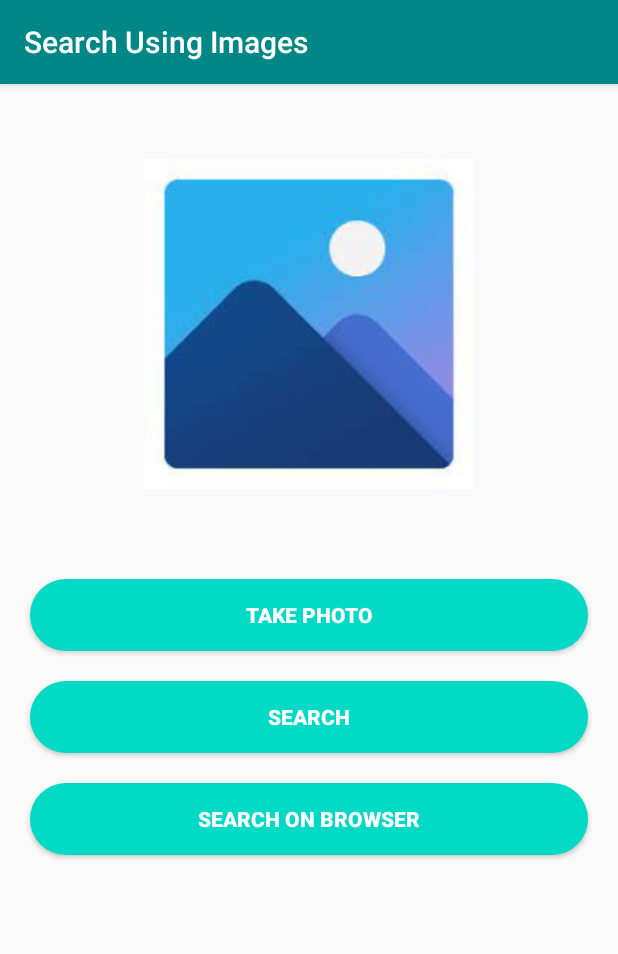
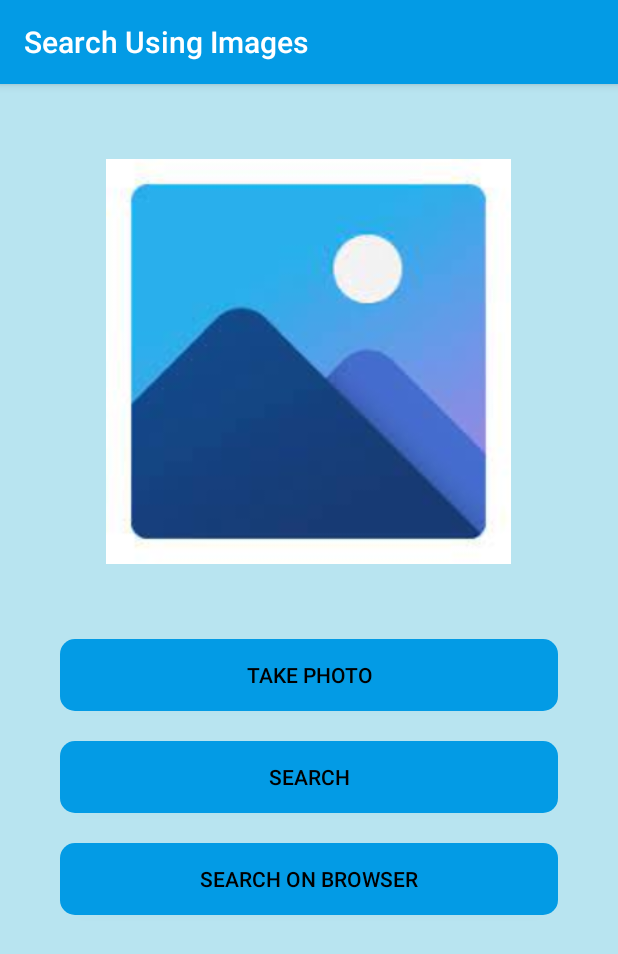
Before and after one commit to mohit271/LabelingImages, an Android app: the screen it shows after launch (MainActivity), on a phone screen of 412 x 824 dp. Shown: the top 954 px of the screen. Run offline under Robolectric (Android 15) with nearby library versions, the phone set to English and light mode, and no system bars; our stand-ins replace Volley; libraries missing offline, so code that uses them is left out: com.google.firebase.ml, com.google.mlkit.vision.

Commit message:
ui changes

```diff
--- a/app/src/main/java/com/example/searchusingimages/MainActivity.java
+++ b/app/src/main/java/com/example/searchusingimages/MainActivity.java
@@ -72,13 +72,14 @@ public class MainActivity extends AppCompatActivity
     protected void onCreate(Bundle savedInstanceState) {
         super.onCreate(savedInstanceState);
         setContentView(R.layout.activity_main);
+
+       // getSupportActionBar().hide();
         image = findViewById(R.id.image);
         resultRv=findViewById(R.id.recyclerView);
         takeImage = findViewById(R.id.btnToPhoto);
         search = findViewById(R.id.btnToSearch);
         googleSearch=findViewById(R.id.btnToGoogleSearch);
         pb=findViewById(R.id.progressBar);
-
         searchModelArrayList= new ArrayList<SearchModel>();
         searchAdapter= new SearchAdapter(this, searchModelArrayList);
         resultRv.setAdapter(searchAdapter);
--- a/app/src/main/java/com/example/searchusingimages/SearchAdapter.java
+++ b/app/src/main/java/com/example/searchusingimages/SearchAdapter.java
@@ -7,6 +7,7 @@ import android.view.LayoutInflater;
 import android.view.View;
 import android.view.ViewGroup;
 import android.widget.TextView;
+import android.widget.Toast;
 
 import androidx.annotation.NonNull;
 import androidx.recyclerview.widget.RecyclerView;
@@ -42,18 +43,20 @@ public class SearchAdapter extends RecyclerView.Adapter<SearchAdapter.ViewHolder
         holder.titleTv.setText(searchModel.getTitle());
         holder.descriptionTV.setText(searchModel.getSnippet());
         holder.snippetTv.setText(searchModel.getLink());
+        String str =searchModel.getLink();
+
         holder.itemView.setOnClickListener(new View.OnClickListener() {
             @Override
             public void onClick(View view) {
-//                Intent intent = new Intent(Intent.ACTION_VIEW);
+//              Intent intent = new Intent(Intent.ACTION_VIEW);
 //                intent.setData(Uri.parse(searchModel.getLink()));
 //                context.startActivity(intent);
-                String str =searchModel.getLink();
-                Intent intent = new Intent(context.getApplicationContext(), WebViewActivity.class);
-                intent.putExtra("urlLink", str);
+//                Toast.makeText(context, str, Toast.LENGTH_SHORT).show();
+                Intent i = new Intent(context.getApplicationContext(), WebViewActivity.class);
+                i.putExtra("urlLink", str);
 //
-//        // start the Intent
-      context.startActivity(intent);
+
+                 context.startActivity(i);
 
             }
         });
--- a/app/src/main/java/com/example/searchusingimages/WebViewActivity.java
+++ b/app/src/main/java/com/example/searchusingimages/WebViewActivity.java
@@ -12,6 +12,7 @@ import android.webkit.WebSettings;
 import android.webkit.WebView;
 import android.webkit.WebViewClient;
 import android.widget.Button;
+import android.widget.Toast;
 
 public class WebViewActivity extends AppCompatActivity {
     WebView webView;
@@ -23,20 +24,23 @@ public class WebViewActivity extends AppCompatActivity {
         setContentView(R.layout.activity_web_view);
          webView =findViewById(R.id.webView);
 
-        Intent intent = getIntent();
+         getSupportActionBar().hide();
+         Intent intent = getIntent();
 
         // receive the value by getStringExtra() method
         // and key must be same which is send by first activity
         String str = intent.getStringExtra("urlLink");
         String googleSearch = intent.getStringExtra("googleLink");
-
+       // Toast.makeText(this, str, Toast.LENGTH_SHORT).show();
         // display the string into textView
         WebSettings webSettings = webView.getSettings();
         webSettings.setJavaScriptEnabled(true);
+        webView.setWebViewClient(new MyWebViewClient());
 
+        if(str!=null)
         webView.loadUrl(str);
+        else
         webView.loadUrl("https://www.google.com/search?q="+googleSearch);
-        webView.setWebViewClient(new MyWebViewClient());
 
     }
     public boolean onKeyDown(int keyCode, KeyEvent event) {
--- a/app/src/main/res/drawable/dv_background.xml
+++ b/app/src/main/res/drawable/dv_background.xml
@@ -3,8 +3,8 @@
     android:shape="rectangle">
 
 
-    <corners android:radius="30dp"/>
-    <solid android:color="@color/black"/>
+    <corners android:radius="10dp"/>
+    <solid android:color="@color/blue"/>
 
 
 </shape>
--- a/app/src/main/res/layout/activity_main.xml
+++ b/app/src/main/res/layout/activity_main.xml
@@ -4,15 +4,17 @@
     xmlns:tools="http://schemas.android.com/tools"
     android:layout_width="match_parent"
     android:layout_height="match_parent"
+    android:background="#B8E4F0"
     tools:context=".MainActivity">
 
 <RelativeLayout
     android:layout_width="match_parent"
+
     android:layout_height="match_parent">
 
     <ImageView
-        android:layout_width="300dp"
-        android:layout_height="300dp"
+        android:layout_width="350dp"
+        android:layout_height="350dp"
         android:id="@+id/image"
         android:layout_alignParentTop="true"
         android:layout_centerHorizontal="true"
@@ -32,38 +34,38 @@
             android:layout_width="match_parent"
             android:layout_height="wrap_content"
             android:layout_gravity="center"
-            android:layout_margin="10dp"
+            android:layout_marginStart="30dp"
+            android:layout_marginEnd="30dp"
+            android:layout_marginBottom="20dp"
             android:id="@+id/btnToPhoto"
             android:text="Take Photo"
-            android:backgroundTint="@color/teal_700"
-            android:textColor="@color/white"
+            android:textColor="@color/black"
             android:background="@drawable/dv_background"
-            android:textStyle="bold"
             />
 
         <Button
             android:layout_width="match_parent"
-            android:layout_margin="10dp"
+            android:layout_marginStart="30dp"
+            android:layout_marginEnd="30dp"
+            android:layout_marginBottom="20dp"
             android:layout_height="wrap_content"
             android:layout_gravity="center"
             android:id="@+id/btnToSearch"
-            android:textColor="@color/white"
-            android:backgroundTint="@color/teal_700"
+            android:textColor="@color/black"
             android:background="@drawable/dv_background"
-            android:textStyle="bold"
             android:text="Search"
 
             />
         <Button
             android:layout_width="match_parent"
-            android:layout_margin="10dp"
+            android:layout_marginStart="30dp"
+            android:layout_marginEnd="30dp"
+            android:layout_marginBottom="20dp"
             android:background="@drawable/dv_background"
             android:layout_height="wrap_content"
             android:layout_gravity="center"
             android:id="@+id/btnToGoogleSearch"
-            android:textColor="@color/white"
-            android:backgroundTint="@color/teal_700"
-            android:textStyle="bold"
+            android:textColor="@color/black"
             android:text="Search on Browser"
 
             />
@@ -88,7 +90,8 @@
         android:layout_below="@id/ll"
         android:layout_alignParentStart="true"
         android:layout_alignParentEnd="true"
-
+        android:indeterminateTintMode="src_atop"
+        android:indeterminateTint="@color/black"
         android:layout_marginStart="180dp"
         android:layout_marginEnd="180dp"
         />
--- a/app/src/main/res/layout/search_rv.xml
+++ b/app/src/main/res/layout/search_rv.xml
@@ -3,10 +3,10 @@
     android:layout_width="match_parent"
     android:layout_height="wrap_content"
     xmlns:app="http://schemas.android.com/apk/res-auto"
-
-    android:elevation="7dp"
+    android:backgroundTint="@color/lightBlue"
+    android:elevation="15dp"
     android:layout_margin="5dp"
-    app:cardCornerRadius="4dp"
+    app:cardCornerRadius="10dp"
 
    >
     <LinearLayout
@@ -23,7 +23,7 @@
             android:layout_margin="10dp"
             android:padding="4dp"
             android:text="Title"
-            android:textColor="@color/teal_700"
+            android:textColor="@color/black"
             android:textSize="15sp"
             android:textStyle="bold" />
 
@@ -35,7 +35,7 @@
             android:maxLines="1"
             android:padding="4dp"
             android:text="Snippet"
-            android:textColor="#70c0db"
+            android:textColor="@color/black"
             android:textSize="15sp"
             android:textStyle="normal" />
 
@@ -49,7 +49,7 @@
             android:layout_margin="10dp"
             android:padding="4dp"
             android:textStyle="normal"
-            android:textColor="@color/teal_700"/>
+            android:textColor="@color/black"/>
 
     </LinearLayout>
 </androidx.cardview.widget.CardView>
--- a/app/src/main/res/values-night/themes.xml
+++ b/app/src/main/res/values-night/themes.xml
@@ -2,15 +2,16 @@
     <!-- Base application theme. -->
     <style name="Theme.SearchUsingImages" parent="Theme.AppCompat.DayNight.DarkActionBar">
         <!-- Primary brand color. -->
-        <item name="colorPrimary">@color/teal_200</item>
-        <item name="colorPrimaryVariant">@color/purple_700</item>
-        <item name="colorOnPrimary">@color/black</item>
+        <item name="colorPrimary">@color/blue</item>
+        <item name="colorPrimaryVariant">@color/darkBlue</item>
+        <item name="colorOnPrimary">@color/lightBlue</item>
         <!-- Secondary brand color. -->
         <item name="colorSecondary">@color/teal_200</item>
         <item name="colorSecondaryVariant">@color/teal_200</item>
         <item name="colorOnSecondary">@color/white</item>
         <!-- Status bar color. -->
-        <item name="android:statusBarColor" >@color/black</item>
+
+        <item name="android:statusBarColor" >@color/darkBlue</item>
 
         <!-- Customize your theme here. -->
     </style>
--- a/app/src/main/res/values/colors.xml
+++ b/app/src/main/res/values/colors.xml
@@ -8,4 +8,8 @@
     <color name="black">#FF000000</color>
     <color name="white">#FFFFFFFF</color>
 
+    <color name="blue">#039be5</color>
+    <color name="lightBlue">#63ccff</color>
+    <color name="darkBlue">#006db3</color>
+
 </resources>
--- a/app/src/main/res/values/themes.xml
+++ b/app/src/main/res/values/themes.xml
@@ -2,16 +2,16 @@
     <!-- Base application theme. -->
     <style name="Theme.SearchUsingImages" parent="Theme.AppCompat.DayNight.DarkActionBar">
         <!-- Primary brand color. -->
-        <item name="colorPrimary">@color/teal_200</item>
-        <item name="colorPrimaryVariant">@color/purple_700</item>
-        <item name="colorOnPrimary">@color/black</item>
+        <item name="colorPrimary">@color/blue</item>
+        <item name="colorPrimaryVariant">@color/darkBlue</item>
+        <item name="colorOnPrimary">@color/lightBlue</item>
         <!-- Secondary brand color. -->
         <item name="colorSecondary">@color/teal_200</item>
         <item name="colorSecondaryVariant">@color/teal_700</item>
         <item name="colorOnSecondary">@color/black</item>
         <!-- Status bar color. -->
 
-        <item name="android:statusBarColor">@color/black</item>
+        <item name="android:statusBarColor">@color/darkBlue</item>
 
 
     </style>        <!-- Customize your theme here. -->
```
